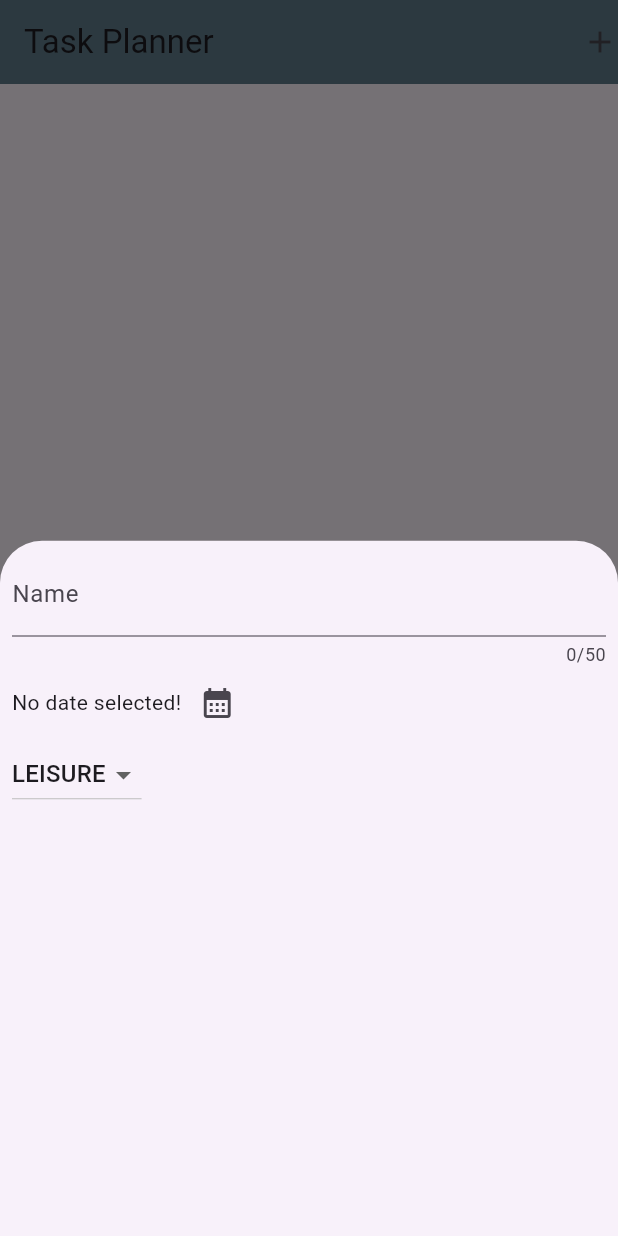
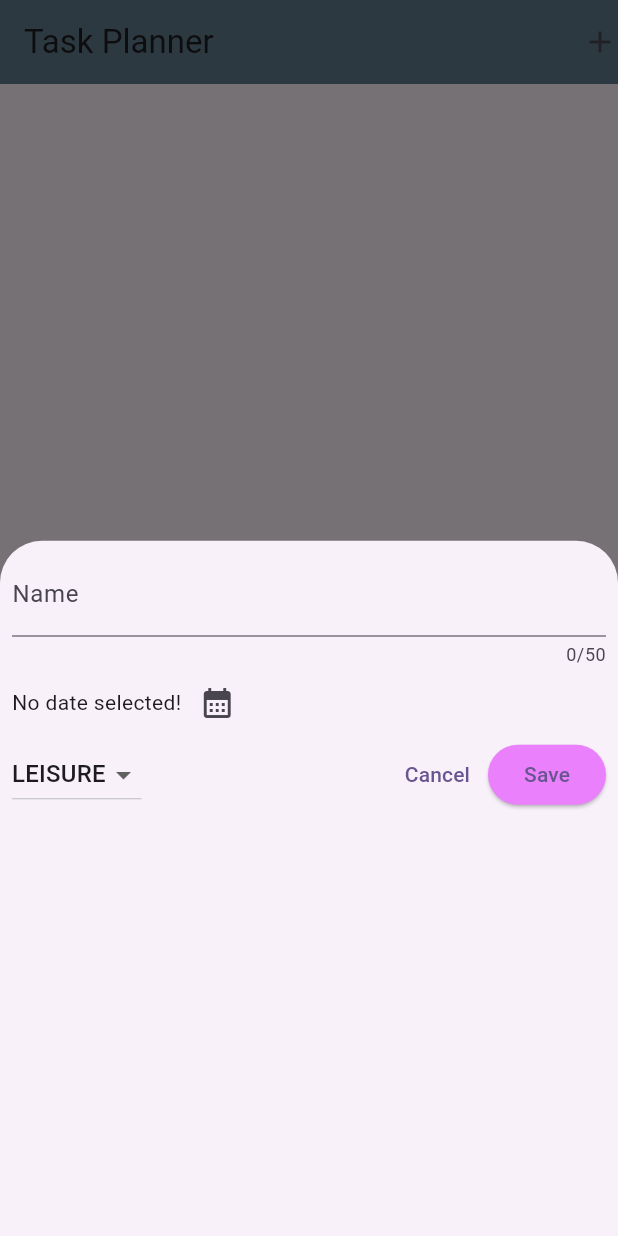
Before and after one commit to adogbeji/FlutterTaskPlanner, a Flutter app: the screen it shows after launch, after a tap on "Start", after a tap on the "add" icon, on a phone screen of 412 x 824 dp. Run offline on Flutter 3.47's test engine with Material 3 defaults, Android fonts, the phone set to English and light mode, and no system bars.

Commit message:
Add cancel & save buttons to modal in NewTask widget

```diff
--- a/lib/views/widgets/new_task.dart
+++ b/lib/views/widgets/new_task.dart
@@ -86,6 +86,18 @@ class _NewTaskState extends State<NewTask> {
                   });
                 },
               ),
+
+              const Spacer(),
+
+              TextButton(
+                onPressed: () {},
+                child: const Text('Cancel'),
+              ),
+              ElevatedButton(onPressed: () {},
+              style: ElevatedButton.styleFrom(
+                backgroundColor: Colors.purpleAccent.shade100,
+              ),
+              child: Text('Save'),),
             ],
           ),
         ],
```
